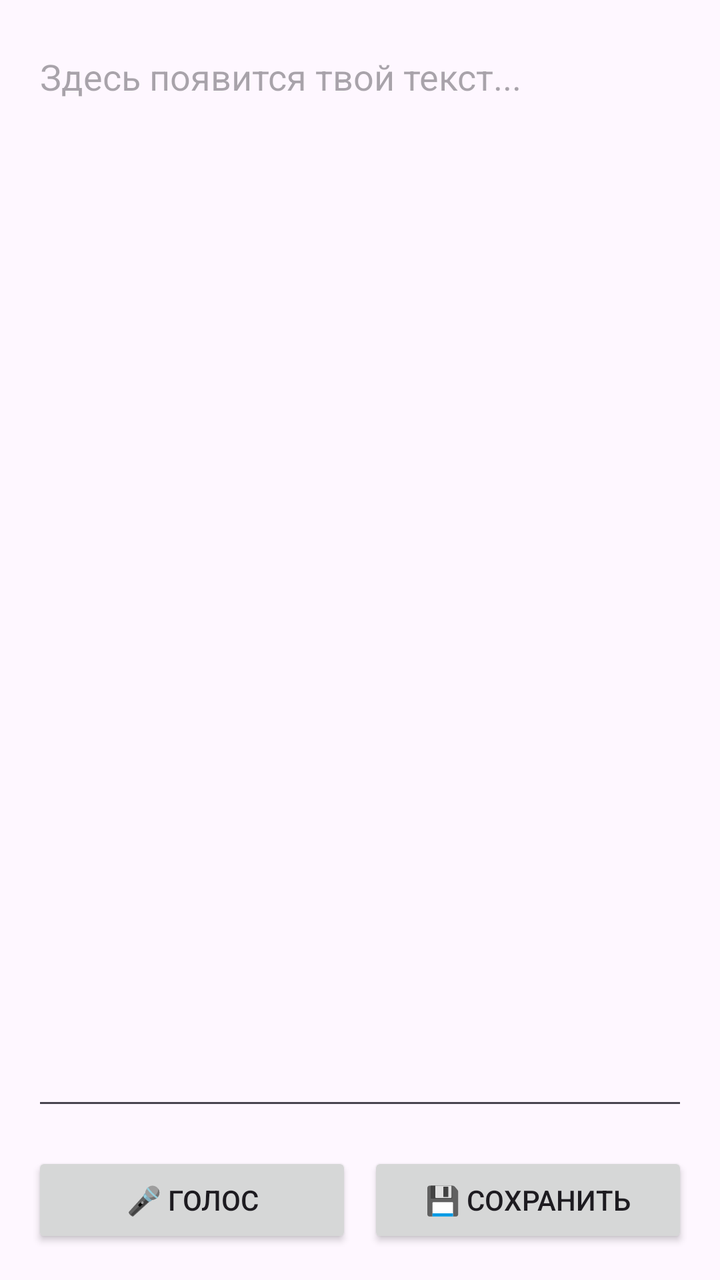
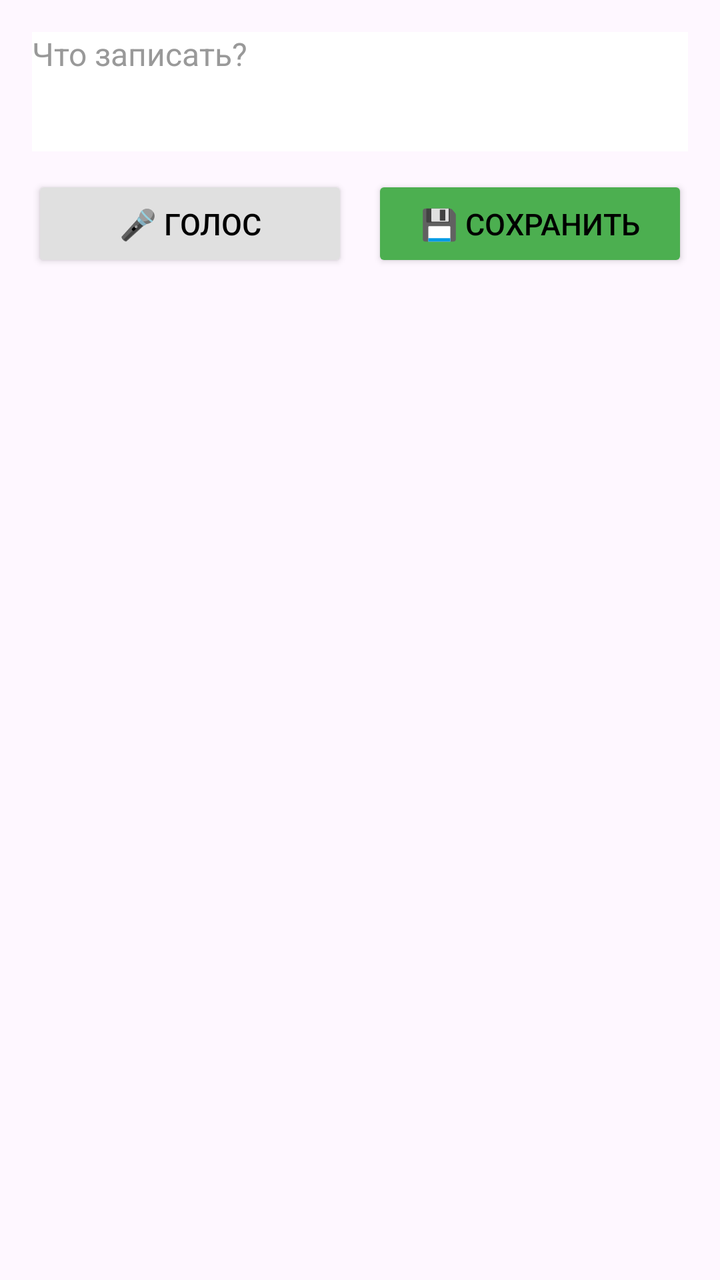

An Android layout rendered at two revisions. The XML below is the earlier revision; the diff shows what the commit changed to produce the second picture.
<!-- AndroidManifest.xml: application theme Theme.EmptyViewsActivity -->
<!-- res/layout/activity_main.xml -->
<?xml version="1.0" encoding="utf-8"?>
<LinearLayout xmlns:android="http://schemas.android.com/apk/res/android"
    android:layout_width="match_parent"
    android:layout_height="match_parent"
    android:orientation="vertical"
    android:padding="16dp">

    <EditText
        android:id="@+id/noteText"
        android:layout_width="match_parent"
        android:layout_height="0dp"
        android:layout_weight="1"
        android:hint="Здесь появится твой текст..."
        android:gravity="top"
        android:inputType="textMultiLine" />

    <LinearLayout
        android:layout_width="match_parent"
        android:layout_height="wrap_content"
        android:orientation="horizontal"
        android:layout_marginTop="16dp">

        <Button
            android:id="@+id/btnRecord"
            android:layout_width="0dp"
            android:layout_height="wrap_content"
            android:layout_weight="1"
            android:text="🎤 Голос"
            android:layout_marginEnd="8dp"/>

        <Button
            android:id="@+id/btnSave"
            android:layout_width="0dp"
            android:layout_height="wrap_content"
            android:layout_weight="1"
            android:text="💾 Сохранить"/>
    </LinearLayout>
</LinearLayout>
<!-- resources referenced by this layout -->
<resources>
  <style name="Theme.EmptyViewsActivity" parent="Base.Theme.EmptyViewsActivity" />
  <style name="Base.Theme.EmptyViewsActivity" parent="Theme.Material3.DayNight.NoActionBar">
          
          
      </style>
</resources>

<!-- the commit's change to res/layout/activity_main.xml (unified diff, before → after) -->
@@ -1,24 +1,34 @@
 <?xml version="1.0" encoding="utf-8"?>
-<LinearLayout xmlns:android="http://schemas.android.com/apk/res/android"
+<LinearLayout
+    xmlns:android="http://schemas.android.com/apk/res/android"
+    android:id="@+id/rootLayout"
     android:layout_width="match_parent"
     android:layout_height="match_parent"
     android:orientation="vertical"
     android:padding="16dp">
 
+    
     <EditText
         android:id="@+id/noteText"
         android:layout_width="match_parent"
-        android:layout_height="0dp"
-        android:layout_weight="1"
-        android:hint="Здесь появится твой текст..."
+        android:layout_height="wrap_content"
+        android:hint="Что записать?"
+        android:textSize="16sp"
+        android:textColor="#000000"
+        android:textColorHint="#999999"
+        android:minLines="3"
+        android:inputType="textMultiLine"
+        android:background="#FFFFFF"
         android:gravity="top"
-        android:inputType="textMultiLine" />
+        android:layout_marginBottom="12dp"/>
 
+    
     <LinearLayout
         android:layout_width="match_parent"
         android:layout_height="wrap_content"
         android:orientation="horizontal"
-        android:layout_marginTop="16dp">
+        android:weightSum="2"
+        android:baselineAligned="false">
 
         <Button
             android:id="@+id/btnRecord"
@@ -26,13 +36,31 @@
             android:layout_height="wrap_content"
             android:layout_weight="1"
             android:text="🎤 Голос"
-            android:layout_marginEnd="8dp"/>
+            android:textColor="#000000"
+            android:backgroundTint="#E0E0E0"
+            android:paddingVertical="14dp"
+            android:textSize="15sp"
+            android:layout_marginEnd="6dp"/>
 
         <Button
             android:id="@+id/btnSave"
             android:layout_width="0dp"
             android:layout_height="wrap_content"
             android:layout_weight="1"
-            android:text="💾 Сохранить"/>
+            android:text="💾 Сохранить"
+            android:textColor="#000000"
+            android:backgroundTint="#4CAF50"
+            android:paddingVertical="14dp"
+            android:textSize="15sp"
+            android:layout_marginStart="6dp"/>
     </LinearLayout>
+
+    
+
+    
+    <androidx.recyclerview.widget.RecyclerView
+        android:id="@+id/recyclerView"
+        android:layout_width="match_parent"
+        android:layout_height="0dp"
+        android:layout_weight="1"/>
 </LinearLayout>
